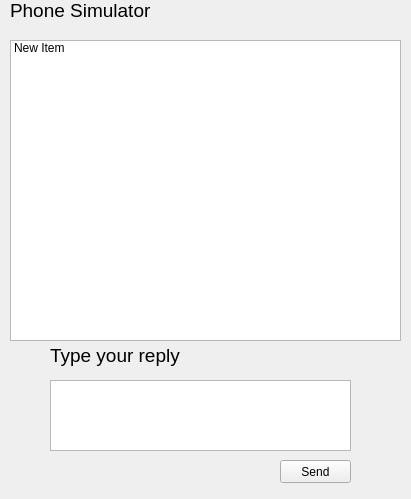
Before: the Qt Designer form VR/PhoneSimulator/phonesimulator/mainscreen.ui in zackjh67/PhoneSimulator, drawn with Qt 5.
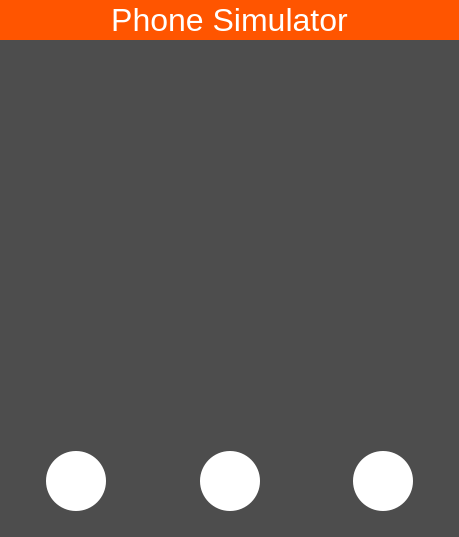
After: the same form once the commit is applied.

Diff of the .ui file:
```diff
--- a/VR/PhoneSimulator/phonesimulator/mainscreen.ui
+++ b/VR/PhoneSimulator/phonesimulator/mainscreen.ui
@@ -6,46 +6,93 @@
    <rect>
     <x>0</x>
     <y>0</y>
-    <width>411</width>
-    <height>499</height>
+    <width>459</width>
+    <height>537</height>
    </rect>
   </property>
+  <property name="sizePolicy">
+   <sizepolicy hsizetype="Fixed" vsizetype="Fixed">
+    <horstretch>0</horstretch>
+    <verstretch>0</verstretch>
+   </sizepolicy>
+  </property>
   <property name="windowTitle">
    <string>MainScreen</string>
   </property>
-  <widget class="QPushButton" name="sendButton">
-   <property name="geometry">
-    <rect>
-     <x>280</x>
-     <y>460</y>
-     <width>71</width>
-     <height>23</height>
-    </rect>
-   </property>
-   <property name="mouseTracking">
-    <bool>false</bool>
-   </property>
-   <property name="text">
-    <string>Send</string>
-   </property>
-   <property name="autoDefault">
-    <bool>false</bool>
-   </property>
-  </widget>
+  <property name="autoFillBackground">
+   <bool>false</bool>
+  </property>
+  <property name="styleSheet">
+   <string notr="true">#MainScreen, QStackedWidget, QListWidget {
+	 background-color:rgb(77, 77, 77);
+}
+#label {
+	color:white;
+	background-color: rgb(255, 85, 0);
+}
+/*QPushButton#sendButton {
+    background-color: red;
+	border-radius:40%;
+	padding:10px;
+	background-clip:content;
+	border-style:outset;
+	border-width: 3px;
+    border-color: white;
+}*/
+QPushButton {
+	height:300px;
+	width: 300px;
+    background-color:white;
+    border: 40px solid transparent;
+    border-radius: 50px;
+    border-style: outset;
+
+    padding: 5px;
+    }
+QPushButton:pressed {
+
+    }
+/*
+QPushButton#sendButton:pressed {
+    background-color:rgb(180, 60, 0);
+}
+QPushButton#sendButton:hover {
+    border-color:white;
+}*/
+</string>
+  </property>
   <widget class="QLabel" name="label">
+   <property name="enabled">
+    <bool>true</bool>
+   </property>
    <property name="geometry">
     <rect>
-     <x>10</x>
+     <x>0</x>
      <y>0</y>
-     <width>141</width>
-     <height>21</height>
+     <width>459</width>
+     <height>40</height>
     </rect>
    </property>
+   <property name="sizePolicy">
+    <sizepolicy hsizetype="Preferred" vsizetype="Preferred">
+     <horstretch>0</horstretch>
+     <verstretch>0</verstretch>
+    </sizepolicy>
+   </property>
+   <property name="minimumSize">
+    <size>
+     <width>459</width>
+     <height>40</height>
+    </size>
+   </property>
    <property name="font">
     <font>
-     <pointsize>14</pointsize>
+     <pointsize>24</pointsize>
     </font>
    </property>
+   <property name="frameShape">
+    <enum>QFrame::NoFrame</enum>
+   </property>
    <property name="text">
     <string>Phone Simulator</string>
    </property>
@@ -53,51 +100,325 @@
     <bool>false</bool>
    </property>
    <property name="alignment">
-    <set>Qt::AlignLeading|Qt::AlignLeft|Qt::AlignVCenter</set>
+    <set>Qt::AlignCenter</set>
    </property>
   </widget>
-  <widget class="QLabel" name="label_2">
+  <widget class="QStackedWidget" name="stackedWidget">
    <property name="geometry">
     <rect>
-     <x>50</x>
-     <y>330</y>
-     <width>141</width>
-     <height>51</height>
-    </rect>
-   </property>
-   <property name="font">
-    <font>
-     <pointsize>14</pointsize>
-    </font>
-   </property>
-   <property name="text">
-    <string>Type your reply</string>
-   </property>
-  </widget>
-  <widget class="QListWidget" name="notificationListWidget">
-   <property name="geometry">
-    <rect>
-     <x>10</x>
+     <x>0</x>
      <y>40</y>
-     <width>391</width>
-     <height>301</height>
+     <width>461</width>
+     <height>501</height>
     </rect>
    </property>
-   <item>
-    <property name="text">
-     <string>New Item</string>
-    </property>
-   </item>
+   <property name="styleSheet">
+    <string notr="true"/>
+   </property>
+   <widget class="QWidget" name="page_7">
+    <layout class="QVBoxLayout" name="verticalLayout_2">
+     <item>
+      <widget class="QListWidget" name="notificationListWidget">
+       <property name="minimumSize">
+        <size>
+         <width>423</width>
+         <height>0</height>
+        </size>
+       </property>
+       <property name="autoFillBackground">
+        <bool>false</bool>
+       </property>
+       <property name="styleSheet">
+        <string notr="true">QListView::item {
+	margin:2px;
+	background-color:rgb(70, 70, 70);
+
+}
+QListView::item:hover {
+	background-color: qradialgradient(spread:pad, cx:0.5, cy:0.5, radius:2, fx:0.5, fy:0.5, stop:0 rgba(255, 129, 0, 223), stop:0.35 rgba(255, 188, 188, 80), stop:0.4 rgba(255, 162, 162, 80), stop:0.425 rgba(255, 132, 132, 156), stop:0.44 rgba(252, 128, 128, 80), stop:1 rgba(255, 255, 255, 0));
+
+}
+
+</string>
+       </property>
+       <property name="frameShape">
+        <enum>QFrame::NoFrame</enum>
+       </property>
+       <property name="frameShadow">
+        <enum>QFrame::Plain</enum>
+       </property>
+       <property name="horizontalScrollBarPolicy">
+        <enum>Qt::ScrollBarAlwaysOff</enum>
+       </property>
+       <property name="showDropIndicator" stdset="0">
+        <bool>false</bool>
+       </property>
+       <property name="selectionMode">
+        <enum>QAbstractItemView::NoSelection</enum>
+       </property>
+       <property name="isWrapping" stdset="0">
+        <bool>false</bool>
+       </property>
+       <property name="resizeMode">
+        <enum>QListView::Fixed</enum>
+       </property>
+       <property name="layoutMode">
+        <enum>QListView::SinglePass</enum>
+       </property>
+       <property name="wordWrap">
+        <bool>false</bool>
+       </property>
+       <property name="selectionRectVisible">
+        <bool>false</bool>
+       </property>
+      </widget>
+     </item>
+    </layout>
+   </widget>
+   <widget class="QWidget" name="page_8"/>
   </widget>
-  <widget class="QTextEdit" name="textEdit">
+  <widget class="QWidget" name="horizontalLayoutWidget">
    <property name="geometry">
     <rect>
-     <x>50</x>
-     <y>380</y>
-     <width>301</width>
-     <height>71</height>
+     <x>-1</x>
+     <y>420</y>
+     <width>461</width>
+     <height>121</height>
     </rect>
    </property>
+   <layout class="QHBoxLayout" name="horizontalLayout">
+    <property name="leftMargin">
+     <number>27</number>
+    </property>
+    <property name="rightMargin">
+     <number>27</number>
+    </property>
+    <property name="bottomMargin">
+     <number>10</number>
+    </property>
+    <item>
+     <widget class="QPushButton" name="backButton">
+      <property name="sizePolicy">
+       <sizepolicy hsizetype="Preferred" vsizetype="Preferred">
+        <horstretch>0</horstretch>
+        <verstretch>0</verstretch>
+       </sizepolicy>
+      </property>
+      <property name="minimumSize">
+       <size>
+        <width>100</width>
+        <height>100</height>
+       </size>
+      </property>
+      <property name="maximumSize">
+       <size>
+        <width>100</width>
+        <height>100</height>
+       </size>
+      </property>
+      <property name="baseSize">
+       <size>
+        <width>100</width>
+        <height>100</height>
+       </size>
+      </property>
+      <property name="font">
+       <font>
+        <weight>75</weight>
+        <italic>false</italic>
+        <bold>true</bold>
+       </font>
+      </property>
+      <property name="mouseTracking">
+       <bool>true</bool>
+      </property>
+      <property name="focusPolicy">
+       <enum>Qt::WheelFocus</enum>
+      </property>
+      <property name="layoutDirection">
+       <enum>Qt::LeftToRight</enum>
+      </property>
+      <property name="autoFillBackground">
+       <bool>false</bool>
+      </property>
+      <property name="styleSheet">
+       <string notr="true"/>
+      </property>
+      <property name="text">
+       <string/>
+      </property>
+      <property name="iconSize">
+       <size>
+        <width>100</width>
+        <height>100</height>
+       </size>
+      </property>
+      <property name="autoDefault">
+       <bool>false</bool>
+      </property>
+      <property name="flat">
+       <bool>false</bool>
+      </property>
+     </widget>
+    </item>
+    <item>
+     <spacer name="horizontalSpacer_2">
+      <property name="orientation">
+       <enum>Qt::Horizontal</enum>
+      </property>
+      <property name="sizeHint" stdset="0">
+       <size>
+        <width>40</width>
+        <height>20</height>
+       </size>
+      </property>
+     </spacer>
+    </item>
+    <item>
+     <widget class="QPushButton" name="keyboardButton">
+      <property name="sizePolicy">
+       <sizepolicy hsizetype="Preferred" vsizetype="Preferred">
+        <horstretch>0</horstretch>
+        <verstretch>0</verstretch>
+       </sizepolicy>
+      </property>
+      <property name="minimumSize">
+       <size>
+        <width>100</width>
+        <height>100</height>
+       </size>
+      </property>
+      <property name="maximumSize">
+       <size>
+        <width>100</width>
+        <height>100</height>
+       </size>
+      </property>
+      <property name="baseSize">
+       <size>
+        <width>100</width>
+        <height>100</height>
+       </size>
+      </property>
+      <property name="font">
+       <font>
+        <weight>75</weight>
+        <italic>false</italic>
+        <bold>true</bold>
+       </font>
+      </property>
+      <property name="mouseTracking">
+       <bool>true</bool>
+      </property>
+      <property name="focusPolicy">
+       <enum>Qt::WheelFocus</enum>
+      </property>
+      <property name="layoutDirection">
+       <enum>Qt::LeftToRight</enum>
+      </property>
+      <property name="autoFillBackground">
+       <bool>false</bool>
+      </property>
+      <property name="styleSheet">
+       <string notr="true"/>
+      </property>
+      <property name="text">
+       <string/>
+      </property>
+      <property name="iconSize">
+       <size>
+        <width>100</width>
+        <height>100</height>
+       </size>
+      </property>
+      <property name="autoDefault">
+       <bool>false</bool>
+      </property>
+      <property name="flat">
+       <bool>false</bool>
+      </property>
+     </widget>
+    </item>
+    <item>
+     <spacer name="horizontalSpacer">
+      <property name="orientation">
+       <enum>Qt::Horizontal</enum>
+      </property>
+      <property name="sizeHint" stdset="0">
+       <size>
+        <width>40</width>
+        <height>20</height>
+       </size>
+      </property>
+     </spacer>
+    </item>
+    <item>
+     <widget class="QPushButton" name="sendButton">
+      <property name="sizePolicy">
+       <sizepolicy hsizetype="Preferred" vsizetype="Preferred">
+        <horstretch>0</horstretch>
+        <verstretch>0</verstretch>
+       </sizepolicy>
+      </property>
+      <property name="minimumSize">
+       <size>
+        <width>100</width>
+        <height>100</height>
+       </size>
+      </property>
+      <property name="maximumSize">
+       <size>
+        <width>100</width>
+        <height>100</height>
+       </size>
+      </property>
+      <property name="baseSize">
+       <size>
+        <width>100</width>
+        <height>100</height>
+       </size>
+      </property>
+      <property name="font">
+       <font>
+        <pointsize>-1</pointsize>
+        <weight>75</weight>
+        <italic>false</italic>
+        <bold>true</bold>
+       </font>
+      </property>
+      <property name="mouseTracking">
+       <bool>true</bool>
+      </property>
+      <property name="focusPolicy">
+       <enum>Qt::WheelFocus</enum>
+      </property>
+      <property name="layoutDirection">
+       <enum>Qt::LeftToRight</enum>
+      </property>
+      <property name="autoFillBackground">
+       <bool>false</bool>
+      </property>
+      <property name="styleSheet">
+       <string notr="true"/>
+      </property>
+      <property name="text">
+       <string/>
+      </property>
+      <property name="iconSize">
+       <size>
+        <width>100</width>
+        <height>100</height>
+       </size>
+      </property>
+      <property name="autoDefault">
+       <bool>false</bool>
+      </property>
+      <property name="flat">
+       <bool>false</bool>
+      </property>
+     </widget>
+    </item>
+   </layout>
   </widget>
  </widget>
  <layoutdefault spacing="6" margin="11"/>
```
Left out of the diff: 4 changed lines with no effect on the pictures.
